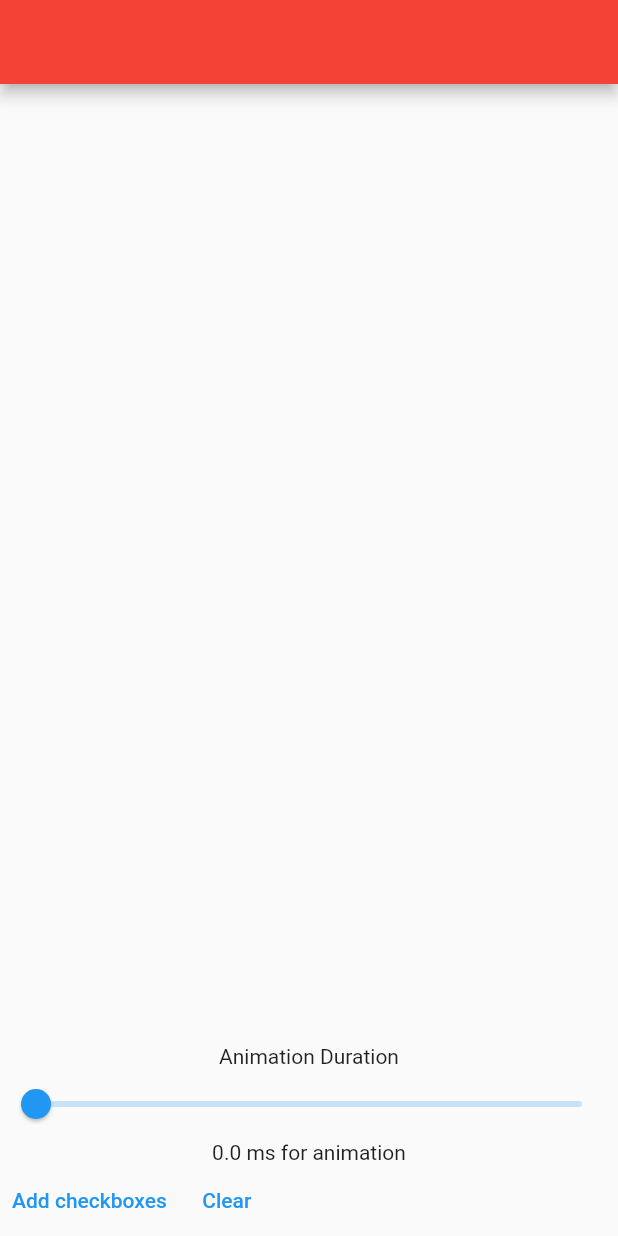
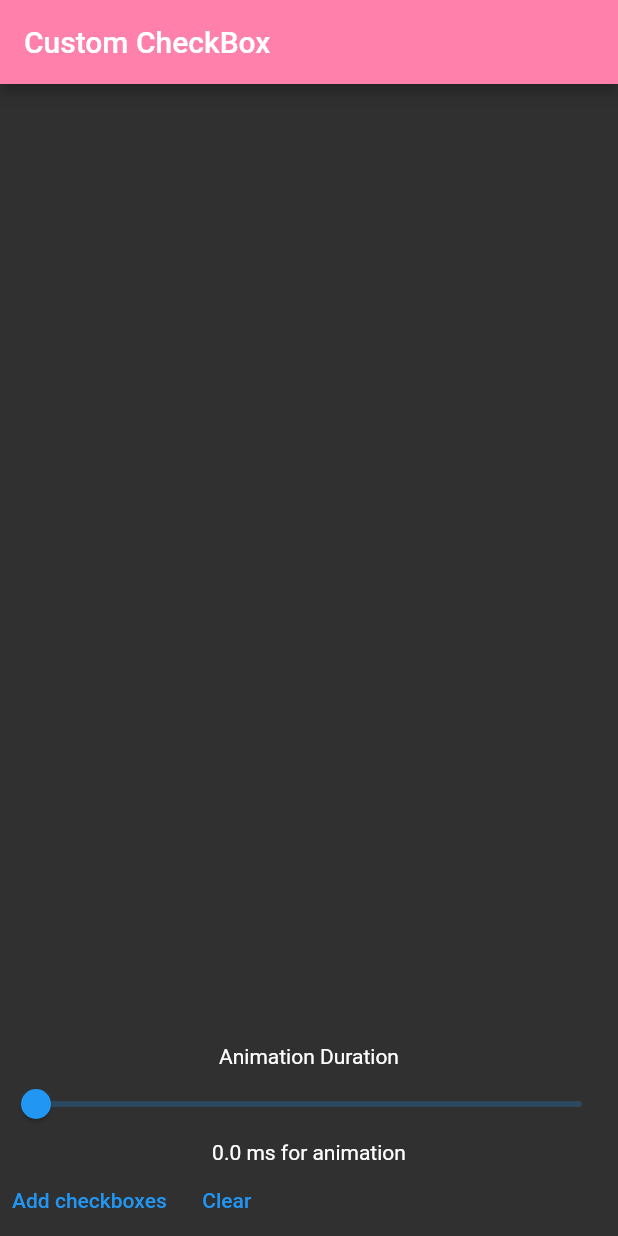
Before and after one commit to damirtokmashov/custom_checkbox, a Flutter app: the screen it shows after launch, on a phone screen of 412 x 824 dp. Run offline on Flutter 3.47's test engine with Material 2 defaults, Android fonts, the phone set to English and light mode, and no system bars.

Commit message:
renamed and changed values

```diff
--- a/lib/main.dart
+++ b/lib/main.dart
@@ -11,52 +11,49 @@ class MyApp extends StatelessWidget {
   @override
   Widget build(BuildContext context) {
     return MaterialApp(
-      title: 'Flutter Demo',
-      theme: ThemeData(
-        primarySwatch: Colors.blue,
-      ),
-      home: MyHomePage(),
+      theme: ThemeData.dark(),
+      home: CustomBoxesPage(),
     );
   }
 }
 
-class MyHomePage extends StatefulWidget {
-  MyHomePage({Key? key}) : super(key: key);
+class CustomBoxesPage extends StatefulWidget {
+  CustomBoxesPage({Key? key}) : super(key: key);
 
   @override
-  _MyHomePageState createState() => _MyHomePageState();
+  _CustomBoxesPageState createState() => _CustomBoxesPageState();
 }
 
-class _MyHomePageState extends State<MyHomePage> {
-  ScrollController _scrollController = ScrollController(); // NEW
+class _CustomBoxesPageState extends State<CustomBoxesPage> {
+  ScrollController _scrollController = ScrollController();
 
-  @override // NEW
+  @override
   void initState() {
     super.initState();
-    _scrollController = new ScrollController(
+    _scrollController = ScrollController(
       initialScrollOffset: 0.0,
       keepScrollOffset: true,
     );
   }
 
-  var colorDefault = ValueNotifier<Color>(Colors.transparent);
-  var rating = ValueNotifier(0.0);
+  final colorDefault = ValueNotifier<Color>(Colors.transparent);
+  final rating = ValueNotifier(0.0);
   List<ColoredCheckbox> list = [];
   @override
   Widget build(BuildContext context) {
     return Scaffold(
       appBar: AppBar(
-        title: Text(''),
-        backgroundColor: Colors.red,
+        title: Text('Custom CheckBox'),
+        backgroundColor: Colors.pinkAccent[100],
       ),
       body: SafeArea(
         child: Column(
-          // mainAxisSize: MainAxisSize.min,
           children: <Widget>[
             Expanded(
               child: GridView.builder(
                 controller: _scrollController,
                 shrinkWrap: true,
+                padding: EdgeInsets.all(0),
                 gridDelegate: const SliverGridDelegateWithFixedCrossAxisCount(
                   crossAxisCount: 6,
                 ),
@@ -70,15 +67,21 @@ class _MyHomePageState extends State<MyHomePage> {
                           list[index].checkValue(list[index].colorValue);
                           colorDefault.value = list[index].color!;
                           list
-                              .map((e) => e.selectedValue =
+                              .map(
+                                (e) => e.selectedValue =
                                     (e.color == colorDefault.value)
                                         ? true
-                                      : false)
+                                        : false,
+                              )
                               .toList();
                         },
                         child: CustomPaint(
-                          painter: DrawCircle(colorDefault.value,
-                              list[index].selectedValue, list[index].color!),
+                          painter: DrawCircle(
+                            fillColor: colorDefault.value,
+                            selected: list[index].selectedValue,
+                            activeColor:
+                                list[index].color ?? Colors.transparent,
+                          ),
                         ),
                       ),
                     ),
@@ -110,8 +113,10 @@ class _MyHomePageState extends State<MyHomePage> {
                         );
                       }
                       list
-                          .map((e) => e.selectedValue =
-                              (e.color == colorDefault.value) ? true : false)
+                          .map(
+                            (e) => e.selectedValue =
+                                (e.color == colorDefault.value) ? true : false,
+                          )
                           .toList();
                     });
                     _scrollController.animateTo(
@@ -140,28 +145,40 @@ class _MyHomePageState extends State<MyHomePage> {
 }
 
 class DrawCircle extends CustomPainter {
-  Color fillColor, activeColor;
-  bool selected;
-  DrawCircle(this.fillColor, this.selected, this.activeColor);
+  final Color fillColor, activeColor;
+  final bool selected;
+
+  DrawCircle({
+    required this.fillColor,
+    required this.selected,
+    required this.activeColor,
+  });
 
   @override
   void paint(Canvas canvas, Size size) {
-    var paint = Paint()..color = selected ? fillColor : Colors.transparent;
+    final paint = Paint()..color = selected ? fillColor : Colors.transparent;
+    final pointHeight = size.height / 2, pointWidth = size.width / 2;
 
-    canvas.drawCircle(Offset(33.0, 33.0), 15, paint);
     final path = Path()
-      ..moveTo(33, 40)
+      ..moveTo(pointHeight, 40)
       ..lineTo(27, 32)
-      ..moveTo(-33.5, 40)
-      ..lineTo(-25, 26);
+      ..moveTo(-pointHeight, 40)
+      ..lineTo(-24, 26);
 
     canvas.drawCircle(
-        Offset(33, 33),
+      Offset(pointHeight, pointWidth),
+      15,
+      paint,
+    );
+
+    canvas.drawCircle(
+      Offset(pointHeight, pointWidth),
       15,
       Paint()
         ..color = activeColor
         ..style = PaintingStyle.stroke
-          ..strokeWidth = 5);
+        ..strokeWidth = 3,
+    );
 
     canvas.drawPath(
       path,
@@ -169,7 +186,8 @@ class DrawCircle extends CustomPainter {
         ..isAntiAlias = true
         ..color = Colors.white
         ..style = PaintingStyle.stroke
-          ..strokeWidth = 3);
+        ..strokeWidth = 3,
+    );
   }
 
   @override
```
Also changed, not shown: pubspec.lock, 1 other file. Lines whose indentation alone changed are shown as unchanged.
